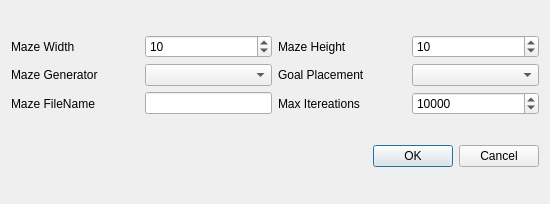
First picture: the form in NewMazeDialog.ui, repository fishhead2567/MazeGeneratorApp, before the edit.
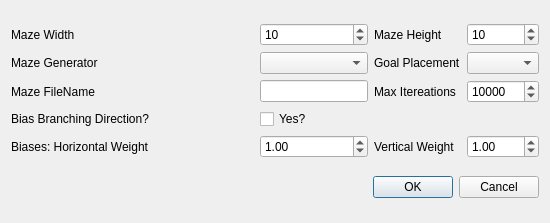
Second picture: the form after the edit.

Commit message: added branching stats to the maze class rewrote prims and depth first to be wall based added biasing to the maze generators added randomization based on roulette wheel

```diff
--- a/NewMazeDialog.ui
+++ b/NewMazeDialog.ui
@@ -7,7 +7,7 @@
     <x>0</x>
     <y>0</y>
     <width>550</width>
-    <height>204</height>
+    <height>223</height>
    </rect>
   </property>
   <property name="windowTitle">
@@ -25,7 +25,7 @@
     </widget>
    </item>
    <item row="0" column="0">
-    <layout class="QGridLayout" name="gridLayout" columnstretch="1,1,1,1">
+    <layout class="QGridLayout" name="gridLayout" columnstretch="1,0,0,0">
      <item row="0" column="0">
       <widget class="QLabel" name="label">
        <property name="text">
@@ -101,6 +101,86 @@
        </property>
       </widget>
      </item>
+     <item row="3" column="3">
+      <spacer name="horizontalSpacer_2">
+       <property name="orientation">
+        <enum>Qt::Horizontal</enum>
+       </property>
+       <property name="sizeHint" stdset="0">
+        <size>
+         <width>40</width>
+         <height>20</height>
+        </size>
+       </property>
+      </spacer>
+     </item>
+     <item row="3" column="0">
+      <widget class="QLabel" name="label_7">
+       <property name="text">
+        <string>Bias Branching Direction? </string>
+       </property>
+      </widget>
+     </item>
+     <item row="3" column="1">
+      <widget class="QCheckBox" name="branchBiasCheck">
+       <property name="text">
+        <string>Yes?</string>
+       </property>
+      </widget>
+     </item>
+     <item row="3" column="2">
+      <spacer name="horizontalSpacer">
+       <property name="orientation">
+        <enum>Qt::Horizontal</enum>
+       </property>
+       <property name="sizeHint" stdset="0">
+        <size>
+         <width>40</width>
+         <height>20</height>
+        </size>
+       </property>
+      </spacer>
+     </item>
+     <item row="4" column="0">
+      <widget class="QLabel" name="label_8">
+       <property name="text">
+        <string>Biases: Horizontal Weight</string>
+       </property>
+      </widget>
+     </item>
+     <item row="4" column="1">
+      <widget class="QDoubleSpinBox" name="branchHorizontalSpin">
+       <property name="maximum">
+        <double>10.000000000000000</double>
+       </property>
+       <property name="singleStep">
+        <double>0.100000000000000</double>
+       </property>
+       <property name="value">
+        <double>1.000000000000000</double>
+       </property>
+      </widget>
+     </item>
+     <item row="4" column="2">
+      <widget class="QLabel" name="label_9">
+       <property name="text">
+        <string>Vertical Weight</string>
+       </property>
+      </widget>
+     </item>
+     <item row="4" column="3">
+      <widget class="QDoubleSpinBox" name="branchVerticalSpin">
+       <property name="maximum">
+        <double>10.000000000000000</double>
+       </property>
+       <property name="singleStep">
+        <double>0.100000000000000</double>
+       </property>
+       <property name="value">
+        <double>1.000000000000000</double>
+       </property>
+      </widget>
+     </item>
     </layout>
    </item>
   </layout>
```
The commit also changes 7 other files.
